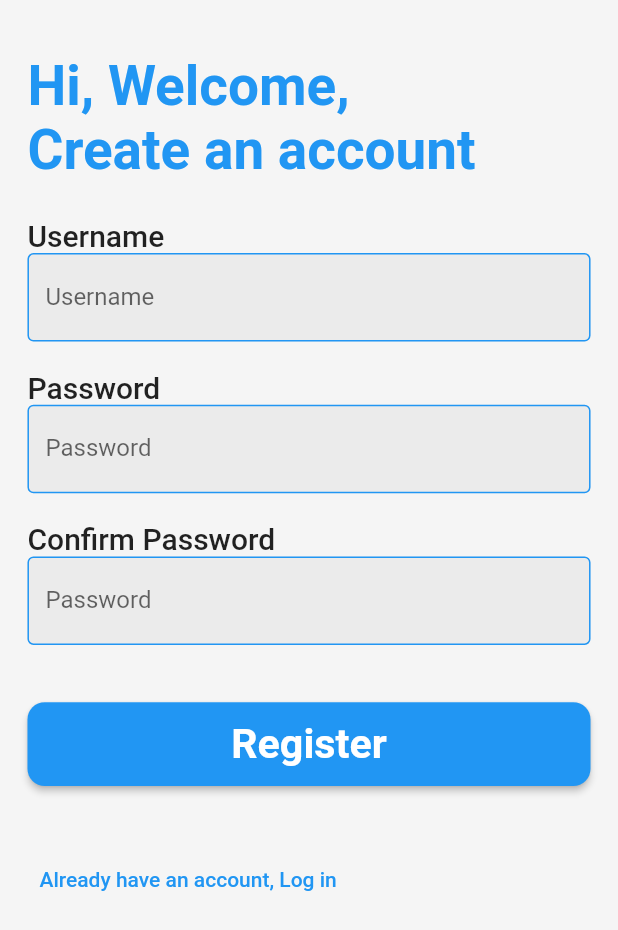
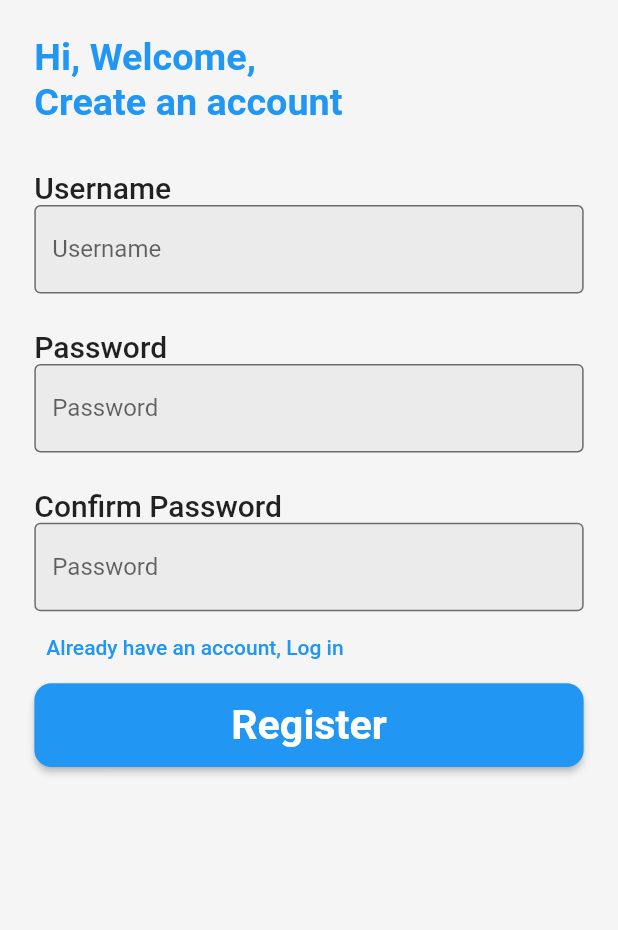
Before and after one commit to HorlahTech/quize_int, a Flutter app: the screen it shows after launch, on a phone screen of 412 x 824 dp. Shown: the top 930 px of the screen. Run offline on Flutter 3.47's test engine with Material 2 defaults, Android fonts, the phone set to English and light mode, and no system bars; our stand-ins replace flutter_riverpod, flutter_screenutil, google_fonts, sqflite; accounts and stored records are empty.

Commit message:
refractor code and add riverpod

```diff
--- a/lib/database_helper.dart
+++ b/lib/Controllers/database_helper.dart
@@ -1,5 +1,5 @@
 import 'package:path/path.dart';
-import 'package:quize_int/students.dart';
+import 'package:quize_int/Models/students.dart';
 import 'package:sqflite/sqflite.dart';
 
 class DatabaseHelper {
@@ -15,7 +15,7 @@ class DatabaseHelper {
       path,
       onCreate: (db, version) {
         return db.execute(
-          'CREATE TABLE students(id INTEGER PRIMARY KEY AUTOINCREMENT NOT NULL,username TEXT PRIMARY KEY, password TEXT, score INTEGER)',
+          'CREATE TABLE students(id INTEGER PRIMARY KEY AUTOINCREMENT NOT NULL,username TEXT, password TEXT, score INTEGER)',
         );
       },
       version: _version,
--- /dev/null
+++ b/lib/Models/students.dart
@@ -0,0 +1,31 @@
+import 'package:flutter/cupertino.dart';
+
+@immutable
+class Student {
+  final int? id;
+final  String username;
+  final String password;
+  final int score; // new field for storing the score
+
+  const Student(
+      { this.id,
+      required this.username,
+      required this.password,
+      this.score = 0});
+  Student copyWith({int? id, String? username, String? password, int? score}){
+    return Student(
+          id: id ?? this.id,
+          username: username ?? this.username,
+           password: password ??this.password,
+          score: score ?? this.score );
+  }
+
+  static fromJson(Map<String, dynamic> json) => Student(
+      id: json['id'],
+      username: json['username'],
+      password: json['password'],
+      score: json['score']);
+  Map<String, dynamic> toJson() {
+    return {"username": username, "password": password, "score": score};
+  }
+}
--- a/lib/QuizeSubjectsScreen.dart
+++ b/lib/Screens/QuizeSubjectsScreen.dart
@@ -1,8 +1,8 @@
 import 'package:flutter/material.dart';
 import 'package:flutter_screenutil/flutter_screenutil.dart';
-import 'package:quize_int/questions.dart';
-import 'package:quize_int/quize_screen.dart';
-import 'package:quize_int/subject_card.dart';
+import 'package:quize_int/Models/questions.dart';
+import 'package:quize_int/Screens/quize_screen.dart';
+import 'package:quize_int/widgets/subject_card.dart';
 
 class QuizSubjectsScreen extends StatelessWidget {
   Questions _questions = Questions();
--- a/lib/quize_screen.dart
+++ b/lib/Screens/quize_screen.dart
@@ -1,5 +1,5 @@
 import 'package:flutter/material.dart';
-import 'package:quize_int/summary_screen.dart';
+import 'package:quize_int/Screens/summary_screen.dart';
 
 class QuizScreen extends StatefulWidget {
   final List<Map<String, dynamic>> questions;
--- /dev/null
+++ b/lib/Screens/signup_screen.dart
@@ -0,0 +1,132 @@
+import 'package:flutter/material.dart';
+import 'package:flutter_riverpod/flutter_riverpod.dart';
+import 'package:flutter_screenutil/flutter_screenutil.dart';
+import 'package:quize_int/Screens/quize_screen.dart';
+
+import '../Controllers/database_helper.dart';
+import '../Controllers/student_provider.dart';
+import '../Models/students.dart';
+import '../constants.dart';
+import '../widgets/text_form_field.dart';
+import 'QuizeSubjectsScreen.dart';
+import 'login_screen.dart';
+class MyHomePage extends ConsumerWidget {
+  final _formKey = GlobalKey<FormState>();
+  final _usernameController = TextEditingController();
+  final _passwordController = TextEditingController();
+  final _confirmPasswordController = TextEditingController();
+  final DatabaseHelper _databaseHelper = DatabaseHelper();
+  @override
+  Widget build(BuildContext context, WidgetRef ref) {
+    return SafeArea(
+        child: Scaffold(
+          body: SingleChildScrollView(
+            child: Padding(
+              padding: defaultPagePading,
+              child: Column(
+                mainAxisAlignment: MainAxisAlignment.center,
+                crossAxisAlignment: CrossAxisAlignment.start,
+                children: [
+                  Text(
+                    "Hi, Welcome, \nCreate an account",
+                    style: headerTextStyle,
+                  ),
+                  SizedBox(height: 25.h),
+                  Form(
+                    key: _formKey,
+                    child: Column(
+                      crossAxisAlignment: CrossAxisAlignment.start,
+                      children: [
+                        Text(
+                          'Username',
+                          style: Theme.of(context).textTheme.headline6,
+                        ),
+                        TextFields(
+                          controller: _usernameController,
+                          labelText: 'Username',
+                          validator: (value) {
+                            if (value!.isEmpty) {
+                              return 'Please enter a username';
+                            }
+                            return null;
+                          },
+                        ),
+                        SizedBox(height: 20.h),
+                        Text(
+                          'Password',
+                          style: Theme.of(context).textTheme.headline6,
+                        ),
+                        TextFields(
+                          controller: _passwordController,
+                          obscureText: true,
+                          labelText: 'Password',
+                          validator: (value) {
+                            if (value!.isEmpty) {
+                              return 'Please enter a password';
+                            }
+                            return null;
+                          },
+                        ),
+                        SizedBox(height: 20.h),
+                        Text(
+                          'Confirm Password',
+                          style: Theme.of(context).textTheme.headline6,
+                        ),
+                        TextFields(
+                          controller: _confirmPasswordController,
+                          labelText: 'Password',
+                          obscureText: true,
+                          validator: (value) {
+                            if (value!.isEmpty) {
+                              return 'Please confirm your password';
+                            } else if (value != _passwordController.text) {
+                              return 'Passwords do not match';
+                            }
+                            return null;
+                          },
+                        ),
+
+                        TextButton(
+                            onPressed: () {
+                              Navigator.pushReplacement(context,
+                                  MaterialPageRoute(builder: (_) => LoginScreen()));
+                            },
+                            child: Text('Already have an account, Log in')),
+                        // Expanded(child: SizedBox.shrink()),
+                        SizedBox(
+                          width: double.infinity,
+                          child: ElevatedButton(
+                            onPressed: () async {
+                              if (_formKey.currentState!.validate()) {
+                                Student student = Student(
+                                  username: _usernameController.text,
+                                  password: _passwordController.text,
+                                  score: 0,
+                                );
+                                // await DatabaseHelper.insertStudent(student);
+                                ref.read(studentNotifier.notifier).addStudent(student);
+                                var all = await ref.watch(studentNotifier.notifier).getAllStudent();
+                                debugPrint(all.toString());
+                                student.id;
+
+                                Navigator.pushReplacement(
+                                    context,
+                                    MaterialPageRoute(
+                                        builder: (_) => QuizSubjectsScreen()));
+                              }
+                            },
+                            child: Text('Register'),
+                          ),
+                        ),
+
+
+                      ],
+                    ),
+                  ),
+                ],
+              ),
+            ),
+          ),
+        ));
+  }
+}
--- a/lib/summary_screen.dart
+++ b/lib/Screens/summary_screen.dart
@@ -1,7 +1,7 @@
 import 'package:flutter/material.dart';
 import 'package:provider/provider.dart';
-import 'package:quize_int/database_helper.dart';
-import 'package:quize_int/student_provider.dart';
+import 'package:quize_int/Controllers/database_helper.dart';
+import 'package:quize_int/Controllers/student_provider.dart';
 
 class QuizSummaryScreen extends StatelessWidget {
   final List<Map<String, dynamic>> questions;
--- a/lib/constants.dart
+++ b/lib/constants.dart
@@ -7,11 +7,11 @@ final secondaryColor = Color(0xFF03DAC6);
 final backgroundColor = Color(0xFFF5F5F5);
 
 final headerTextStyle = GoogleFonts.roboto(
-  fontSize: 32.sp,
+  fontSize: 22.sp,
   fontWeight: FontWeight.bold,
   color: primaryColor,
 );
-
+final EdgeInsetsGeometry defaultPagePading = EdgeInsets.symmetric(vertical: 20.h, horizontal: 20.w);
 final bodyTextStyle = GoogleFonts.roboto(
   fontSize: 16.sp,
   color: Colors.black87,
--- a/lib/main.dart
+++ b/lib/main.dart
@@ -1,18 +1,20 @@
 import 'package:flutter/material.dart';
+import 'package:flutter_riverpod/flutter_riverpod.dart';
 import 'package:flutter_screenutil/flutter_screenutil.dart';
 import 'package:provider/provider.dart';
-import 'package:quize_int/database_helper.dart';
-import 'package:quize_int/student_provider.dart';
-import 'package:quize_int/students.dart';
-import 'package:quize_int/text_form_field.dart';
+import 'package:quize_int/Controllers/database_helper.dart';
+import 'package:quize_int/Controllers/student_provider.dart';
+import 'package:quize_int/Models/students.dart';
+import 'package:quize_int/widgets/text_form_field.dart';
 
+import 'Screens/signup_screen.dart';
 import 'constants.dart';
-import 'login_screen.dart';
+import 'Screens/login_screen.dart';
 
 void main() {
   runApp(
-    ChangeNotifierProvider(
-      create: (_) => StudentProvider(),
+    ProviderScope(
+
       child: MyApp(),
     ),
   );
@@ -38,117 +40,3 @@ class MyApp extends StatelessWidget {
     );
   }
 }
-
-class MyHomePage extends StatelessWidget {
-  final _formKey = GlobalKey<FormState>();
-  final _usernameController = TextEditingController();
-  final _passwordController = TextEditingController();
-  final _confirmPasswordController = TextEditingController();
-  final DatabaseHelper _databaseHelper = DatabaseHelper();
-  @override
-  Widget build(BuildContext context) {
-    return SafeArea(
-        child: Scaffold(
-      body: SingleChildScrollView(
-        child: Padding(
-          padding: EdgeInsets.only(left: 16.w, right: 16.w, top: 30.h),
-          child: Column(
-            mainAxisAlignment: MainAxisAlignment.center,
-            crossAxisAlignment: CrossAxisAlignment.start,
-            children: [
-              Text(
-                "Hi, Welcome, \nCreate an account",
-                style: headerTextStyle,
-              ),
-              SizedBox(height: 20.h),
-              Form(
-                key: _formKey,
-                child: Column(
-                  crossAxisAlignment: CrossAxisAlignment.start,
-                  children: [
-                    Text(
-                      'Username',
-                      style: Theme.of(context).textTheme.headline6,
-                    ),
-                    TextFields(
-                      controller: _usernameController,
-                      labelText: 'Username',
-                      validator: (value) {
-                        if (value!.isEmpty) {
-                          return 'Please enter a username';
-                        }
-                        return null;
-                      },
-                    ),
-                    SizedBox(height: 16.h),
-                    Text(
-                      'Password',
-                      style: Theme.of(context).textTheme.headline6,
-                    ),
-                    TextFields(
-                      controller: _passwordController,
-                      obscureText: true,
-                      labelText: 'Password',
-                      validator: (value) {
-                        if (value!.isEmpty) {
-                          return 'Please enter a password';
-                        }
-                        return null;
-                      },
-                    ),
-                    SizedBox(height: 16.h),
-                    Text(
-                      'Confirm Password',
-                      style: Theme.of(context).textTheme.headline6,
-                    ),
-                    TextFields(
-                      controller: _confirmPasswordController,
-                      labelText: 'Password',
-                      obscureText: true,
-                      validator: (value) {
-                        if (value!.isEmpty) {
-                          return 'Please confirm your password';
-                        } else if (value != _passwordController.text) {
-                          return 'Passwords do not match';
-                        }
-                        return null;
-                      },
-                    ),
-                    SizedBox(height: 32.h),
-                    SizedBox(
-                      width: double.infinity,
-                      child: ElevatedButton(
-                        onPressed: () async {
-                          if (_formKey.currentState!.validate()) {
-                            Student student = Student(
-                              username: _usernameController.text,
-                              password: _passwordController.text,
-                              score: 0,
-                            );
-                            await DatabaseHelper.insertStudent(student);
-                            Navigator.pushReplacement(
-                                context,
-                                MaterialPageRoute(
-                                    builder: (_) => LoginScreen()));
-                          }
-                        },
-                        child: Text('Register'),
-                      ),
-                    ),
-                    SizedBox(height: 32.h),
-                    TextButton(
-                        onPressed: () {
-                          Navigator.pushReplacement(context,
-                              MaterialPageRoute(builder: (_) => LoginScreen()));
-                        },
-                        child: Text('Already have an account, Log in'))
-                  ],
-                ),
-              ),
-            ],
-          ),
-        ),
-      ),
-    ));
-  }
-}
--- a/lib/students.dart
+++ /dev/null
@@ -1,21 +0,0 @@
-class Student {
-  int? id;
-  String username;
-  String password;
-  int score; // new field for storing the score
-
-  Student(
-      {this.id,
-      required this.username,
-      required this.password,
-      this.score = 0});
-
-  static fromJson(Map<String, dynamic> json) => Student(
-      id: json['id'],
-      username: json['username'],
-      password: json['password'],
-      score: json['score']);
-  Map<String, dynamic> toJson() {
-    return {"username": username, "password": password, "score": score};
-  }
-}
--- a/lib/text_form_field.dart
+++ b/lib/widgets/text_form_field.dart
@@ -1,45 +1,49 @@
 import 'package:flutter/material.dart';
 
-import 'constants.dart';
+import '../constants.dart';
 
 class TextFields extends StatelessWidget {
   final String labelText;
+  final String? hintText;
   final bool? obscureText;
   final TextEditingController controller;
   final FormFieldValidator<String> validator;
   final TextInputType? keyboardType;
-  final TextInputAction textInputAction;
+  final TextInputAction? textInputAction;
 
   const TextFields({
     Key? key,
     required this.labelText,
+     this.hintText,
     required this.controller,
     required this.validator,
     this.obscureText,
     this.keyboardType = TextInputType.text,
-    this.textInputAction = TextInputAction.next,
+    this.textInputAction ,
   }) : super(key: key);
 
   @override
   Widget build(BuildContext context) {
     return TextFormField(
       decoration: InputDecoration(
+        hintText: hintText,
           focusedErrorBorder:
-              OutlineInputBorder(borderSide: BorderSide(color: Colors.red)),
-          focusedBorder:
-              OutlineInputBorder(borderSide: BorderSide(color: Colors.blue)),
+              OutlineInputBorder(borderSide: BorderSide(color: Colors.red, width: 1)),
+          // focusedBorder:
+          //     OutlineInputBorder(borderSide: BorderSide(color: Colors.black ,width: 0.5)),
           errorBorder:
-              OutlineInputBorder(borderSide: BorderSide(color: primaryColor)),
+              OutlineInputBorder(borderSide: BorderSide(color: Colors.red,width: 1)),
           // focusedErrorBorder:
           //     OutlineInputBorder(borderSide: BorderSide(color: primaryColor)),
           filled: true,
           labelText: labelText,
           enabledBorder:
-              OutlineInputBorder(borderSide: BorderSide(color: primaryColor))),
+              OutlineInputBorder(borderSide: BorderSide(color: Colors.black54, width: 1))),
       controller: controller,
       validator: validator,
       keyboardType: keyboardType,
       textInputAction: textInputAction,
+
     );
   }
 }
--- a/pubspec.yaml
+++ b/pubspec.yaml
@@ -40,6 +40,7 @@ dependencies:
   sqflite: ^2.2.6
 
   provider: ^6.0.5
+  flutter_riverpod: ^2.3.4
 
 dev_dependencies:
   flutter_test:
```
Also changed, not shown: lib/Controllers/student_provider.dart (renamed from lib/student_provider.dart, +15 -0 lines), lib/Screens/login_screen.dart (renamed from lib/login_screen.dart, +12 -9 lines), lib/Models/questions.dart (renamed from lib/questions.dart), lib/widgets/subject_card.dart (renamed from lib/subject_card.dart), pubspec.lock.
